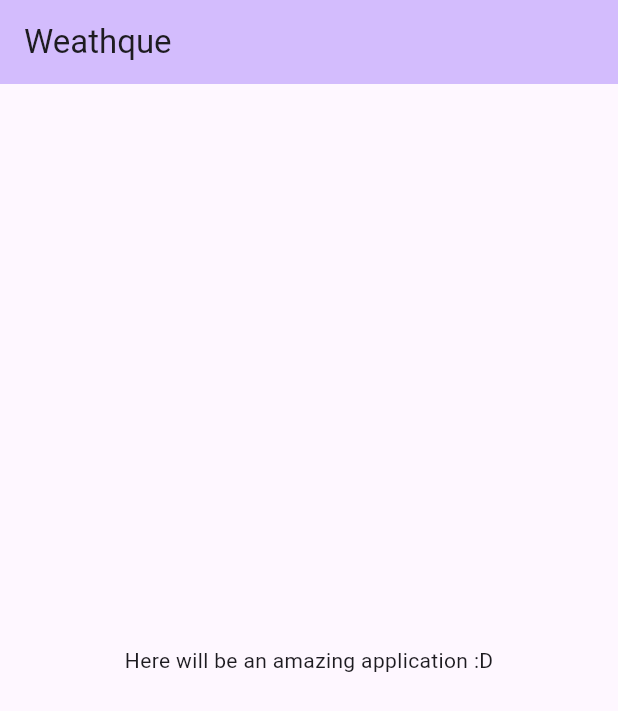
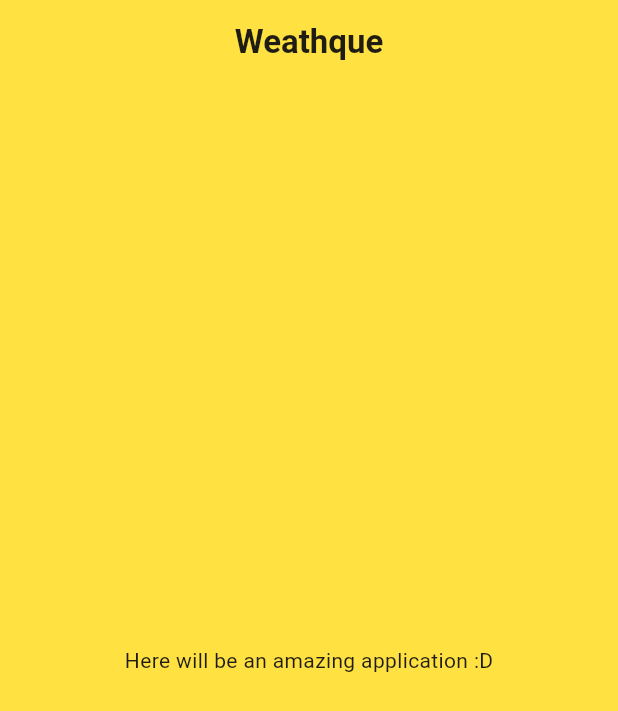
Before and after one commit to tortamque/Weathque, a Flutter app: the screen it shows after launch, on a phone screen of 412 x 824 dp. Shown: the top 711 px of the screen. Run offline on Flutter 3.47's test engine with Material 2 defaults, Android fonts, the phone set to English and light mode, and no system bars.

Commit message:
Create AppBar

```diff
--- /dev/null
+++ b/lib/features/app/presentation/widgets/AppBar/appbar.dart
@@ -0,0 +1,25 @@
+import 'package:flutter/material.dart';
+
+class CustomAppBar extends StatelessWidget implements PreferredSizeWidget{
+  final String title;
+
+  const CustomAppBar({required this.title, super.key});
+
+  @override
+  Widget build(BuildContext context) {
+    return AppBar(
+        backgroundColor: Colors.transparent,
+        title: Center(
+          child: Text(
+            title,
+            style: const TextStyle(
+              fontWeight: FontWeight.bold
+            ),
+          )
+        ),
+      );
+  }
+
+  @override
+  Size get preferredSize => const Size.fromHeight(kToolbarHeight);
+}
--- a/lib/main.dart
+++ b/lib/main.dart
@@ -1,4 +1,6 @@
 import 'package:flutter/material.dart';
+import 'package:weathque/config/theme/custom_colors.dart';
+import 'package:weathque/features/app/presentation/widgets/AppBar/appbar.dart';
 
 void main() {
   runApp(const MyApp());
@@ -11,7 +13,7 @@ class MyApp extends StatelessWidget {
     return MaterialApp(
       title: 'Weathque',
       theme: ThemeData(
-        colorScheme: ColorScheme.fromSeed(seedColor: Colors.deepPurple),
+        colorScheme: ColorScheme.fromSeed(seedColor: CustomColors.yellow),
         useMaterial3: true,
       ),
       home: const MyHomePage(title: 'Weathque'),
@@ -32,15 +34,15 @@ class _MyHomePageState extends State<MyHomePage> {
   @override
   Widget build(BuildContext context) {
     return Scaffold(
-      appBar: AppBar(
-        backgroundColor: Theme.of(context).colorScheme.inversePrimary,
-        title: Text(widget.title),
-      ),
+      backgroundColor: CustomColors.yellow,
+      appBar: CustomAppBar(title: widget.title),
       body: Center(
         child: Column(
           mainAxisAlignment: MainAxisAlignment.center,
           children: [
-            Text("Here will be an amazing application :D")
+            Text(
+              "Here will be an amazing application :D",
+            )
           ],
         ),
       )
```
